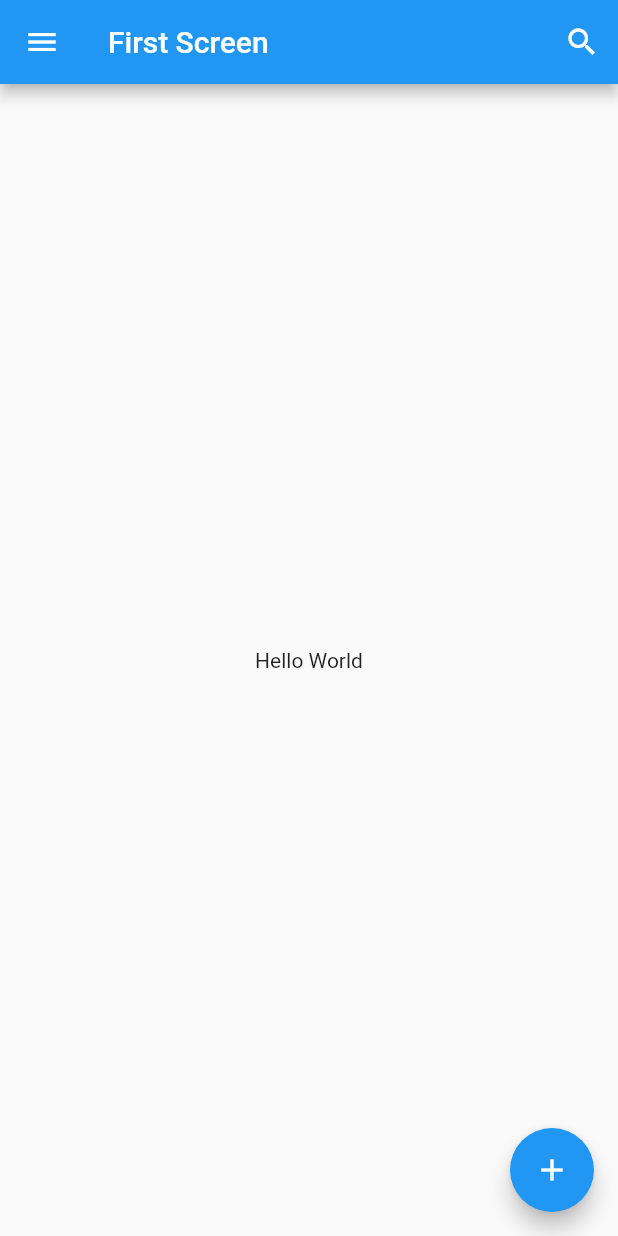
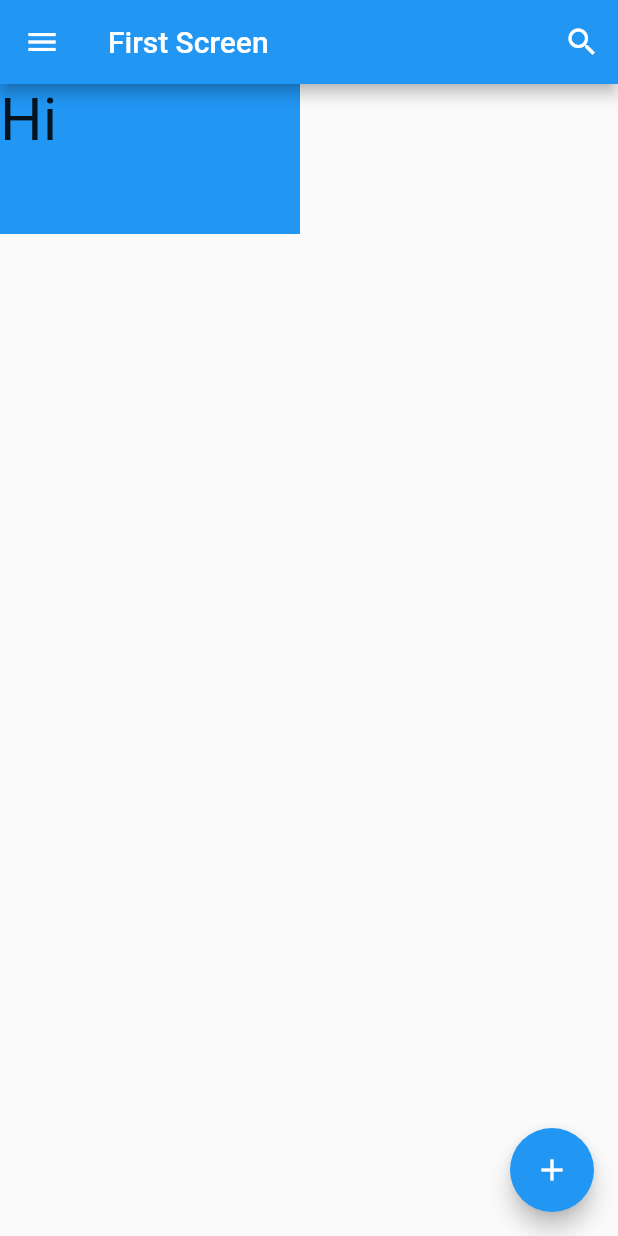
Before and after one commit to risnanto73/scaffold, a Flutter app: the screen it shows after launch, on a phone screen of 412 x 824 dp. Run offline on Flutter 3.47's test engine with Material 2 defaults, Android fonts, the phone set to English and light mode, and no system bars.

Commit message:
Container + Padding

```diff
--- a/lib/main.dart
+++ b/lib/main.dart
@@ -44,13 +44,20 @@ class FirstScreen extends StatelessWidget{
           ), onPressed: () {},
         ),
       ),
-      body: const Center(
-        child: Text("Hello World"),
+      body: Container(
+        color: Colors.blue,
+        width: 200,
+        height: 100,
+        child: const Text(
+          'Hi',
+          style: TextStyle(fontSize: 40),
+        ),
       ),
       floatingActionButton: FloatingActionButton(
         child: const Icon(Icons.add),
         onPressed: (){},
       ),
     );
+
   }
 }
```
